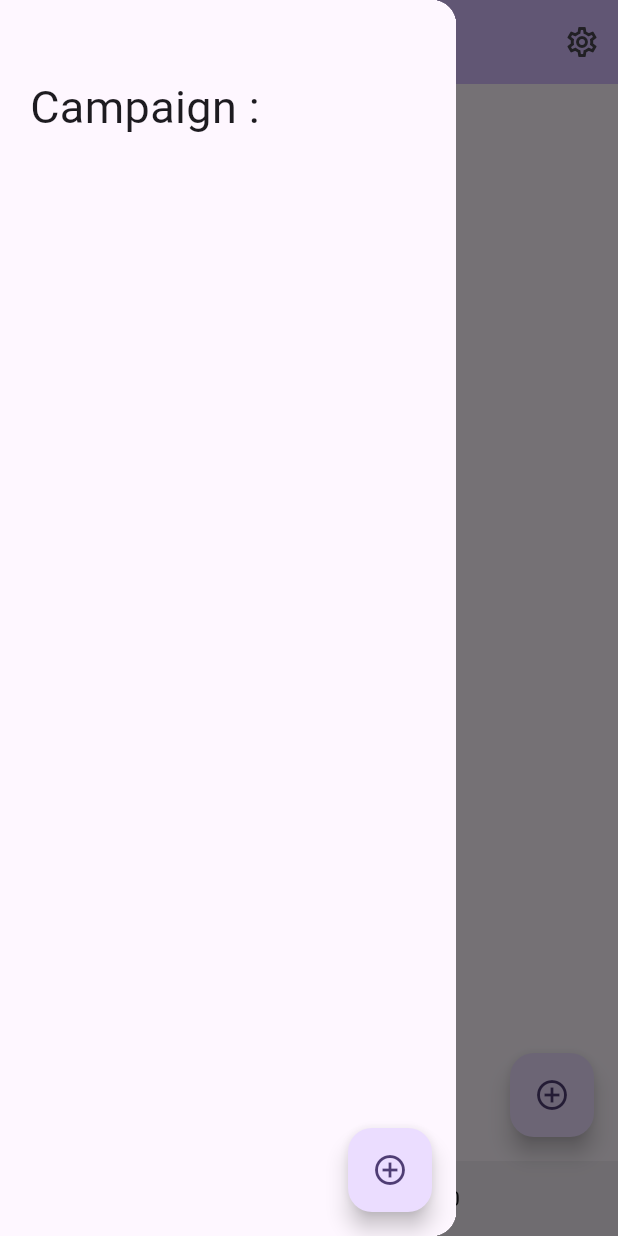
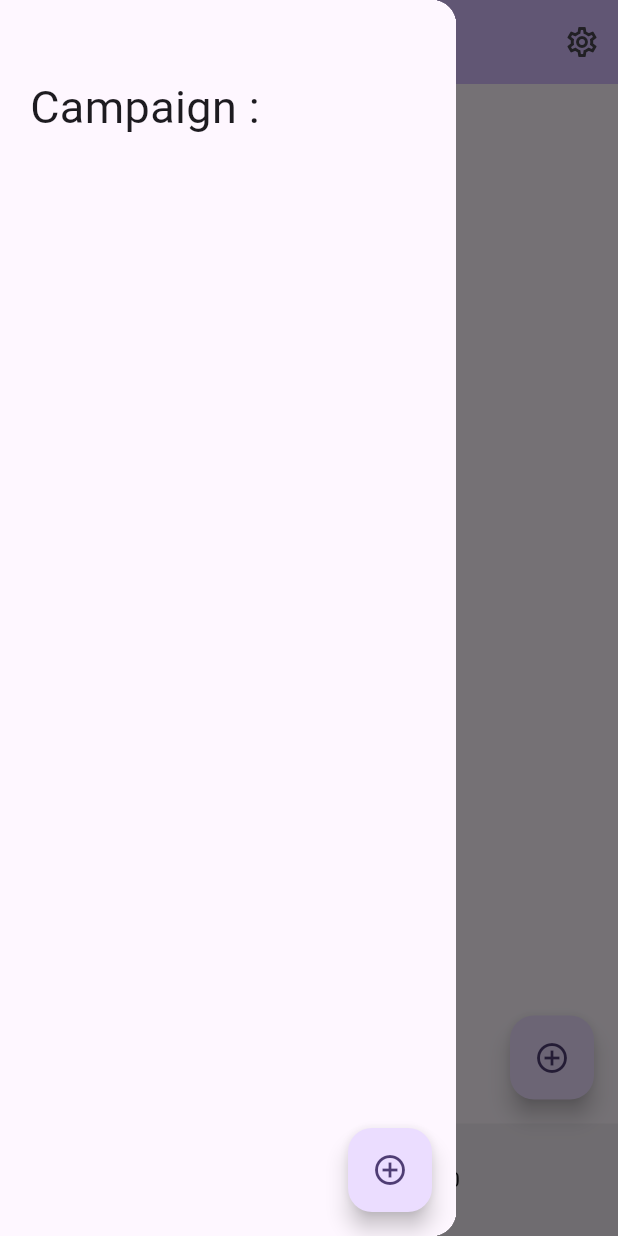
Before and after one commit to rdemont/Trees-Marking, a Flutter app: the MarkedTreeListPage screen opened directly, with the side drawer open, on a phone screen of 412 x 824 dp. Run offline on Flutter 3.47's test engine with Material 3 defaults, Android fonts, the phone set to English and light mode, and no system bars; our stand-ins replace sqflite; missing offline and left inert: encrypt; accounts and stored records are empty.

Commit message:
minor change

```diff
--- a/lib/pages/markedTreeListPage.dart
+++ b/lib/pages/markedTreeListPage.dart
@@ -49,7 +49,7 @@ print("**initState**");
             tooltip: MaterialLocalizations.of(context).openAppDrawerTooltip, ),)
          ],
       ),
-      bottomNavigationBar: SizedBox(height: 50, child:BottomAppBar(child: getBottomInfo(),)),
+      bottomNavigationBar: SizedBox(height: 75, child:BottomAppBar(child: getBottomInfo(),)),
       floatingActionButton: FloatingActionButton(
         child: const Icon(Icons.add_circle_outline),
         onPressed: () {
@@ -165,9 +165,9 @@ Widget getBottomInfo() {
         final infoBar = SnackBar(backgroundColor: Colors.grey,
           content: DataTable(
             columns: [
-            DataColumn(label: Expanded(child: Text("Species",style: TextStyle(fontStyle: FontStyle.italic),))),
-            DataColumn(label: Expanded(child: Text("Count",style: TextStyle(fontStyle: FontStyle.italic),))),
-            DataColumn(label: Expanded(child: Text("Sv",style: TextStyle(fontStyle: FontStyle.italic),))),
+              DataColumn(label: Text("Species",style: TextStyle(fontStyle: FontStyle.italic),)),
+              DataColumn(label: Text("Count",style: TextStyle(fontStyle: FontStyle.italic),)),
+              DataColumn(label: Text("Sv",style: TextStyle(fontStyle: FontStyle.italic),)),
             ],
             rows: dataRow,
 
@@ -179,18 +179,19 @@ Widget getBottomInfo() {
         );
         ScaffoldMessenger.of(context).showSnackBar(infoBar);
       },
-    child: Expanded(
       child: Row(
+        mainAxisAlignment: MainAxisAlignment.center,
         children: [
-          Expanded(child: Text(""),),
+
           Text("Species: " +speciesCount.length.toString()),
           VerticalDivider(),
           Text("Count:"+_markedTreeList.length.toString()),
           VerticalDivider(),
           Text("SV: "+sv.toStringAsFixed(2)),
-          Expanded(child: Text(""),),
-        ],)
+
+        ],
       )
     );
   }
+
 }
```
Lines whose indentation alone changed are shown as unchanged.
